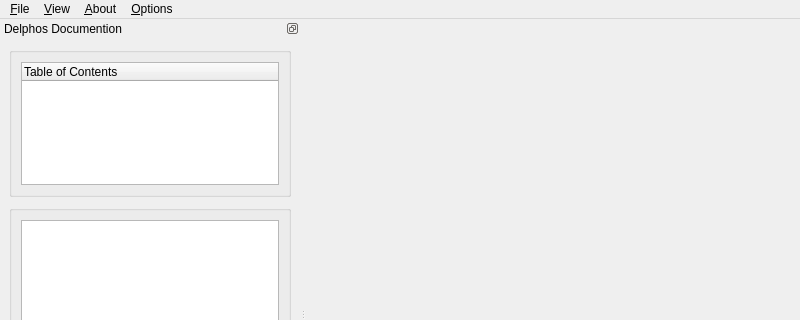
The window that src/gui/main_window.ui (Ecotrust/delphos) describes before a commit, drawn with Qt 5; both pictures show x 0 to 800 and y 0 to 320 of the 800 by 638 pixel window.
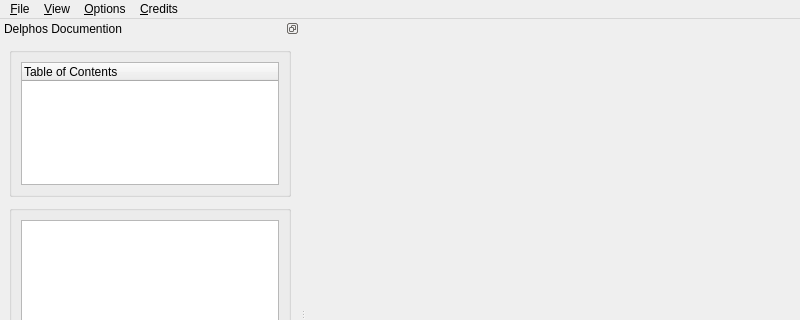
The same window after the commit. Custom widgets are drawn as their Qt base class.

The edit to the form file:
```diff
--- a/src/gui/main_window.ui
+++ b/src/gui/main_window.ui
@@ -16,10 +16,7 @@
    </size>
   </property>
   <property name="font" >
-   <font>
-    <family>Arial</family>
-    <pointsize>9</pointsize>
-   </font>
+   <font/>
   </property>
   <property name="windowTitle" >
    <string>Delphos</string>
@@ -44,7 +41,7 @@
    </widget>
    <widget class="QMenu" name="menuAbout" >
     <property name="title" >
-     <string>&amp;About</string>
+     <string>&amp;Credits</string>
     </property>
     <addaction name="actionAbout_Delphos" />
    </widget>
@@ -69,8 +66,8 @@
    </widget>
    <addaction name="menuFile" />
    <addaction name="menuView" />
-   <addaction name="menuAbout" />
    <addaction name="menuOptions" />
+   <addaction name="menuAbout" />
   </widget>
   <widget class="QStatusBar" name="statusbar" />
   <widget class="QDockWidget" name="dock_doc" >
```
Left out of the diff: 21 changed lines with no effect on the pictures.
